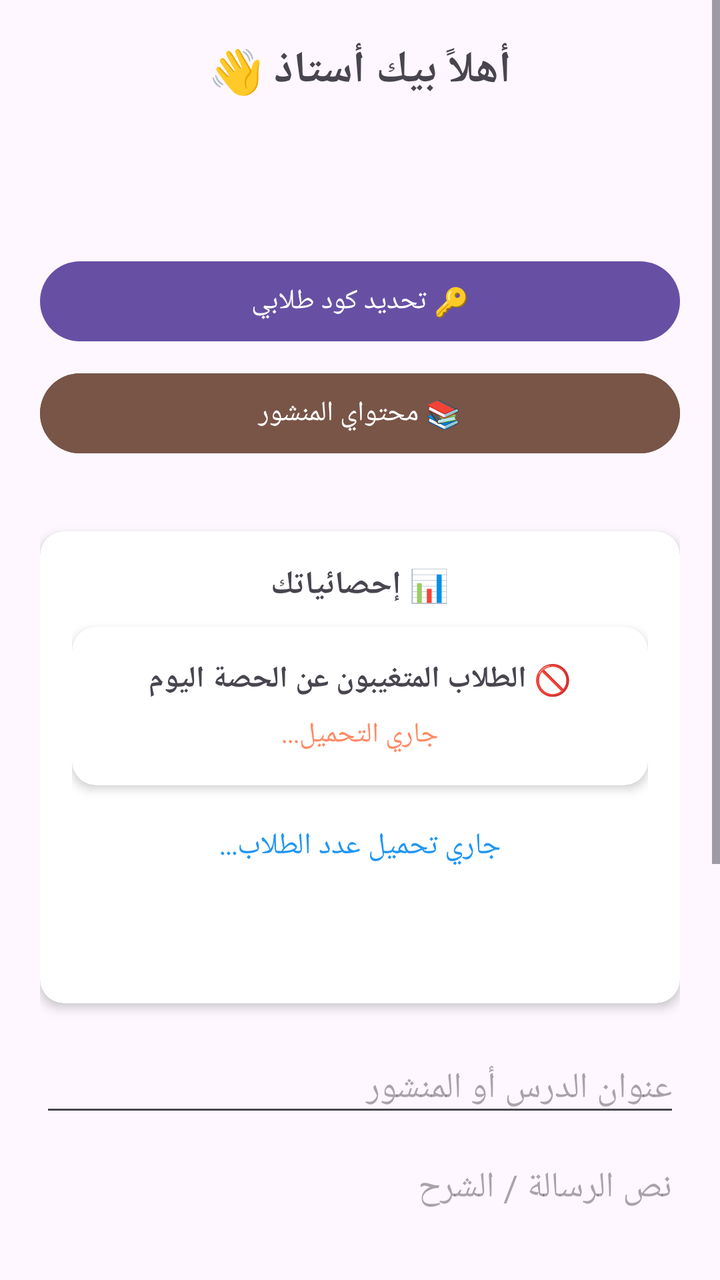
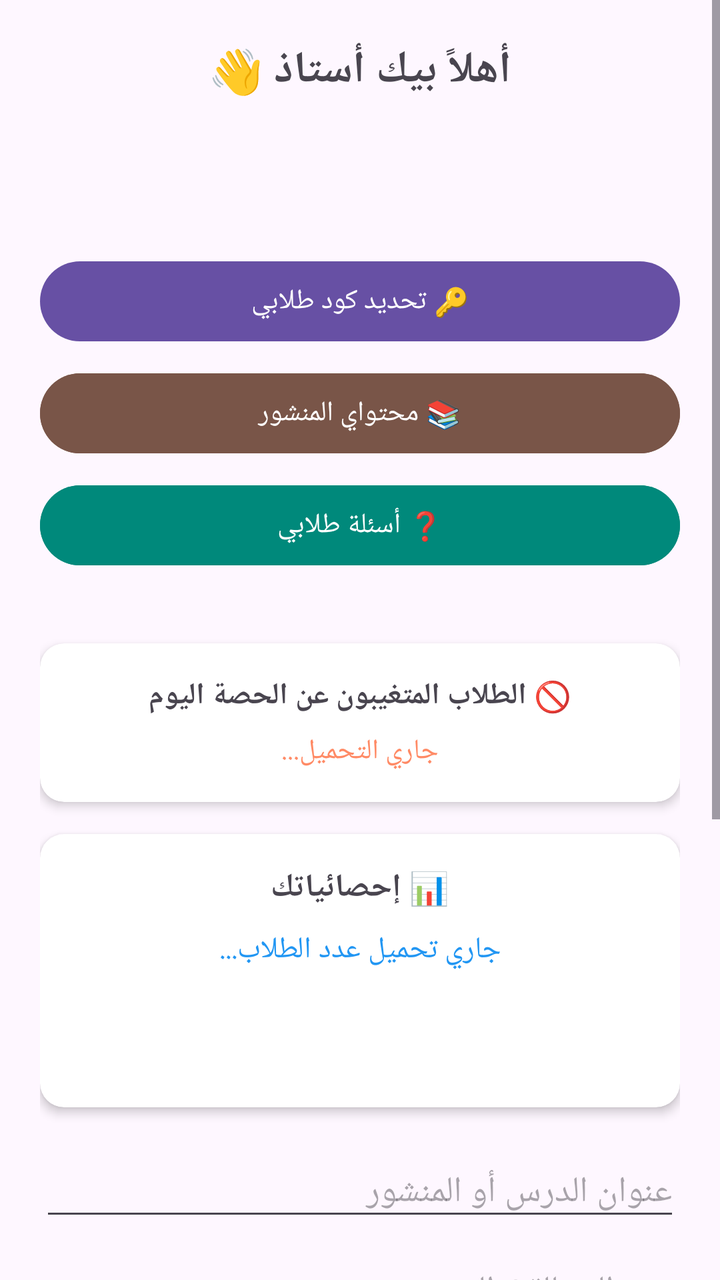

Two renders of the same Android screen: before a commit and after it. Below are the layout's source before the change and the commit's diff.
<!-- AndroidManifest.xml: application theme Theme.1Bac -->
<!-- res/layout/activity_teacher_dashboard.xml -->
<?xml version="1.0" encoding="utf-8"?>
<ScrollView xmlns:android="http://schemas.android.com/apk/res/android"
    android:layout_width="match_parent"
    android:layout_height="match_parent">

    <LinearLayout
        android:layout_width="match_parent"
        android:layout_height="wrap_content"
        android:orientation="vertical"
        android:padding="20dp">

        <TextView
            android:id="@+id/teacherWelcomeText"
            android:layout_width="match_parent"
            android:layout_height="wrap_content"
            android:text="أهلاً بيك أستاذ 👋"
            android:textSize="22sp"
            android:textStyle="bold"
            android:gravity="center"
            android:layout_marginBottom="8dp" />

        <TextView
            android:id="@+id/teacherSubjectText"
            android:layout_width="match_parent"
            android:layout_height="wrap_content"
            android:textSize="16sp"
            android:gravity="center"
            android:textColor="#666666"
            android:layout_marginBottom="8dp" />

        <TextView
            android:id="@+id/teacherExpiryText"
            android:layout_width="match_parent"
            android:layout_height="wrap_content"
            android:textSize="14sp"
            android:gravity="center"
            android:textColor="#F5A623"
            android:layout_marginBottom="20dp" />

        
        <Button
            android:id="@+id/setJoinCodeButton"
            android:layout_width="match_parent"
            android:layout_height="wrap_content"
            android:text="🔑 تحديد كود طلابي" />
        <Button
            android:id="@+id/btnMyContent"
            android:layout_width="match_parent"
            android:layout_height="wrap_content"
            android:text="📚 محتواي المنشور"
            android:backgroundTint="#795548"
            android:textColor="#FFFFFF"
            android:layout_marginTop="8dp" />

        <TextView
            android:id="@+id/currentJoinCodeText"
            android:layout_width="match_parent"
            android:layout_height="wrap_content"
            android:layout_marginTop="8dp"
            android:gravity="center"
            android:textSize="14sp"
            android:textColor="#666666" />

        
        <androidx.cardview.widget.CardView
            android:layout_width="match_parent"
            android:layout_height="wrap_content"
            android:layout_marginTop="8dp"
            android:layout_marginBottom="20dp"
            app:cardCornerRadius="12dp"
            app:cardElevation="3dp"
            xmlns:app="http://schemas.android.com/apk/res-auto">

            <LinearLayout
                android:layout_width="match_parent"
                android:layout_height="wrap_content"
                android:orientation="vertical"
                android:padding="16dp">

                <TextView
                    android:layout_width="match_parent"
                    android:layout_height="wrap_content"
                    android:text="📊 إحصائياتك"
                    android:textSize="16sp"
                    android:textStyle="bold"
                    android:gravity="center"
                    android:layout_marginBottom="10dp"/>
                <androidx.cardview.widget.CardView
            android:layout_width="match_parent"
            android:layout_height="wrap_content"
            android:layout_marginBottom="20dp"
            app:cardCornerRadius="12dp"
            app:cardElevation="3dp"
            xmlns:app="http://schemas.android.com/apk/res-auto">

            <LinearLayout
                android:layout_width="match_parent"
                android:layout_height="wrap_content"
                android:orientation="vertical"
                android:padding="16dp">

                <TextView
                    android:layout_width="match_parent"
                    android:layout_height="wrap_content"
                    android:text="🚫 الطلاب المتغيبون عن الحصة اليوم"
                    android:textSize="15sp"
                    android:textStyle="bold"
                    android:gravity="center"
                    android:layout_marginBottom="8dp"/>

                <TextView
                    android:id="@+id/absentTodayList"
                    android:layout_width="match_parent"
                    android:layout_height="wrap_content"
                    android:gravity="center"
                    android:textSize="14sp"
                    android:textColor="#FF8A65"
                    android:text="جاري التحميل..." />

            </LinearLayout>
        </androidx.cardview.widget.CardView>

                <TextView
                    android:id="@+id/studentCountText"
                    android:layout_width="match_parent"
                    android:layout_height="wrap_content"
                    android:gravity="center"
                    android:textSize="15sp"
                    android:textColor="#2196F3"
                    android:text="جاري تحميل عدد الطلاب..." />

                <TextView
                    android:id="@+id/statsAttendanceText"
                    android:layout_width="match_parent"
                    android:layout_height="wrap_content"
                    android:gravity="center"
                    android:textSize="15sp"
                    android:textColor="#4CAF50"
                    android:layout_marginTop="6dp" />

                <TextView
                    android:id="@+id/statsRatingText"
                    android:layout_width="match_parent"
                    android:layout_height="wrap_content"
                    android:gravity="center"
                    android:textSize="15sp"
                    android:textColor="#F5A623"
                    android:layout_marginTop="6dp" />

            </LinearLayout>
        </androidx.cardview.widget.CardView>

    

        
        <EditText
            android:id="@+id/etTitle"
            android:layout_width="match_parent"
            android:layout_height="wrap_content"
            android:hint="عنوان الدرس أو المنشور"
            android:inputType="text" />

        <EditText
            android:id="@+id/etDescription"
            android:layout_width="match_parent"
            android:layout_height="wrap_content"
            android:hint="نص الرسالة / الشرح"
            android:minLines="3"
            android:gravity="top"
            android:inputType="textMultiLine"
            android:layout_marginTop="8dp"/>

        <EditText
            android:id="@+id/etYoutubeUrl"
            android:layout_width="match_parent"
            android:layout_height="wrap_content"
            android:hint="رابط يوتيوب أو القناة (اختياري)"
            android:inputType="textUri"
            android:layout_marginTop="8dp"/>

        <TextView
            android:layout_width="match_parent"
            android:layout_height="wrap_content"
            android:text="📌 رفع الفيديو والملازم مباشرة سيتوفر قريبًا - استخدم رابط يوتيوب في الأعلى مؤقتًا"
            android:textColor="#888888"
            android:textSize="13sp"
            android:gravity="center"
            android:layout_marginTop="8dp"/>

        <Button
            android:id="@+id/sendMessageButton"
            android:layout_width="match_parent"
            android:layout_height="wrap_content"
            android:text="🚀 نشر المحتوى لطلابي"
            android:backgroundTint="#4CAF50"
            android:textColor="#FFFFFF"
            android:layout_marginTop="16dp" />
        <Button
    android:id="@+id/btnAddExam"
    android:layout_width="match_parent"
    android:layout_height="wrap_content"
    android:text="📝 إضافة امتحان جديد"
    android:backgroundTint="#9C27B0"
    android:textColor="#FFFFFF"
    android:layout_marginTop="12dp" />
        <Button
            android:id="@+id/btnViewResults"
            android:layout_width="match_parent"
            android:layout_height="wrap_content"
            android:text="📊 نتائج امتحانات طلابي"
            android:backgroundTint="#607D8B"
            android:textColor="#FFFFFF"
            android:layout_marginTop="8dp" />

    </LinearLayout>
</ScrollView>
<!-- resources referenced by this layout -->
<resources>
  <style name="Theme.1Bac" parent="Base.Theme.1Bac" />
  <style name="Base.Theme.1Bac" parent="Theme.Material3.DayNight.NoActionBar">
          
          
      </style>
</resources>

<!-- the commit's change to res/layout/activity_teacher_dashboard.xml (unified diff, before → after) -->
@@ -37,12 +37,12 @@
             android:textColor="#F5A623"
             android:layout_marginBottom="20dp" />
 
-        
         <Button
             android:id="@+id/setJoinCodeButton"
             android:layout_width="match_parent"
             android:layout_height="wrap_content"
             android:text="🔑 تحديد كود طلابي" />
+
         <Button
             android:id="@+id/btnMyContent"
             android:layout_width="match_parent"
@@ -52,6 +52,15 @@
             android:textColor="#FFFFFF"
             android:layout_marginTop="8dp" />
 
+        <Button
+            android:id="@+id/btnTeacherQuestions"
+            android:layout_width="match_parent"
+            android:layout_height="wrap_content"
+            android:text="❓ أسئلة طلابي"
+            android:backgroundTint="#00897B"
+            android:textColor="#FFFFFF"
+            android:layout_marginTop="8dp" />
+
         <TextView
             android:id="@+id/currentJoinCodeText"
             android:layout_width="match_parent"
@@ -61,12 +70,11 @@
             android:textSize="14sp"
             android:textColor="#666666" />
 
-        
         <androidx.cardview.widget.CardView
             android:layout_width="match_parent"
             android:layout_height="wrap_content"
             android:layout_marginTop="8dp"
-            android:layout_marginBottom="20dp"
+            android:layout_marginBottom="16dp"
             app:cardCornerRadius="12dp"
             app:cardElevation="3dp"
             xmlns:app="http://schemas.android.com/apk/res-auto">
@@ -80,12 +88,25 @@
                 <TextView
                     android:layout_width="match_parent"
                     android:layout_height="wrap_content"
-                    android:text="📊 إحصائياتك"
-                    android:textSize="16sp"
+                    android:text="🚫 الطلاب المتغيبون عن الحصة اليوم"
+                    android:textSize="15sp"
                     android:textStyle="bold"
                     android:gravity="center"
-                    android:layout_marginBottom="10dp"/>
-                <androidx.cardview.widget.CardView
+                    android:layout_marginBottom="8dp"/>
+
+                <TextView
+                    android:id="@+id/absentTodayList"
+                    android:layout_width="match_parent"
+                    android:layout_height="wrap_content"
+                    android:gravity="center"
+                    android:textSize="14sp"
+                    android:textColor="#FF8A65"
+                    android:text="جاري التحميل..." />
+
+            </LinearLayout>
+        </androidx.cardview.widget.CardView>
+
+        <androidx.cardview.widget.CardView
             android:layout_width="match_parent"
             android:layout_height="wrap_content"
             android:layout_marginBottom="20dp"
@@ -102,57 +123,42 @@
                 <TextView
                     android:layout_width="match_parent"
                     android:layout_height="wrap_content"
-                    android:text="🚫 الطلاب المتغيبون عن الحصة اليوم"
-                    android:textSize="15sp"
+                    android:text="📊 إحصائياتك"
+                    android:textSize="16sp"
                     android:textStyle="bold"
                     android:gravity="center"
-                    android:layout_marginBottom="8dp"/>
-
-                <TextView
-                    android:id="@+id/absentTodayList"
-                    android:layout_width="match_parent"
-                    android:layout_height="wrap_content"
-                    android:gravity="center"
-                    android:textSize="14sp"
-                    android:textColor="#FF8A65"
-                    android:text="جاري التحميل..." />
+                    android:layout_marginBottom="10dp"/>
+
+                <TextView
+                    android:id="@+id/studentCountText"
+                    android:layout_width="match_parent"
+                    android:layout_height="wrap_content"
+                    android:gravity="center"
+                    android:textSize="15sp"
+                    android:textColor="#2196F3"
+                    android:text="جاري تحميل عدد الطلاب..." />
+
+                <TextView
+                    android:id="@+id/statsAttendanceText"
+                    android:layout_width="match_parent"
+                    android:layout_height="wrap_content"
+                    android:gravity="center"
+                    android:textSize="15sp"
+                    android:textColor="#4CAF50"
+                    android:layout_marginTop="6dp" />
+
+                <TextView
+                    android:id="@+id/statsRatingText"
+                    android:layout_width="match_parent"
+                    android:layout_height="wrap_content"
+                    android:gravity="center"
+                    android:textSize="15sp"
+                    android:textColor="#F5A623"
+                    android:layout_marginTop="6dp" />
 
             </LinearLayout>
         </androidx.cardview.widget.CardView>
 
-                <TextView
-                    android:id="@+id/studentCountText"
-                    android:layout_width="match_parent"
-                    android:layout_height="wrap_content"
-                    android:gravity="center"
-                    android:textSize="15sp"
-                    android:textColor="#2196F3"
-                    android:text="جاري تحميل عدد الطلاب..." />
-
-                <TextView
-                    android:id="@+id/statsAttendanceText"
-                    android:layout_width="match_parent"
-                    android:layout_height="wrap_content"
-                    android:gravity="center"
-                    android:textSize="15sp"
-                    android:textColor="#4CAF50"
-                    android:layout_marginTop="6dp" />
-
-                <TextView
-                    android:id="@+id/statsRatingText"
-                    android:layout_width="match_parent"
-                    android:layout_height="wrap_content"
-                    android:gravity="center"
-                    android:textSize="15sp"
-                    android:textColor="#F5A623"
-                    android:layout_marginTop="6dp" />
-
-            </LinearLayout>
-        </androidx.cardview.widget.CardView>
-
-    
-
-        
         <EditText
             android:id="@+id/etTitle"
             android:layout_width="match_parent"
@@ -195,14 +201,16 @@
             android:backgroundTint="#4CAF50"
             android:textColor="#FFFFFF"
             android:layout_marginTop="16dp" />
-        <Button
-    android:id="@+id/btnAddExam"
-    android:layout_width="match_parent"
-    android:layout_height="wrap_content"
-    android:text="📝 إضافة امتحان جديد"
-    android:backgroundTint="#9C27B0"
-    android:textColor="#FFFFFF"
-    android:layout_marginTop="12dp" />
+
+        <Button
+            android:id="@+id/btnAddExam"
+            android:layout_width="match_parent"
+            android:layout_height="wrap_content"
+            android:text="📝 إضافة امتحان جديد"
+            android:backgroundTint="#9C27B0"
+            android:textColor="#FFFFFF"
+            android:layout_marginTop="12dp" />
+
         <Button
             android:id="@+id/btnViewResults"
             android:layout_width="match_parent"
